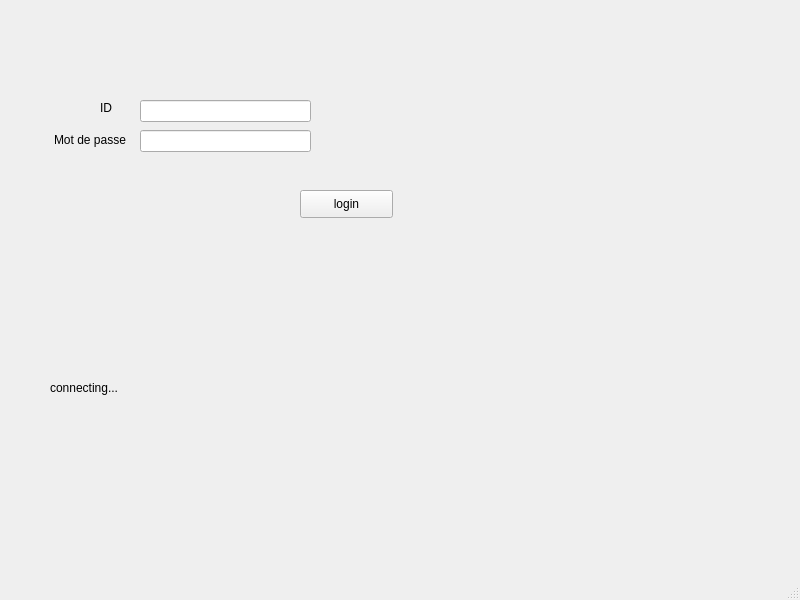
Before: the Qt Designer form nour2/mainwindow.ui in nourmanai/projetqt-, drawn with Qt 5.
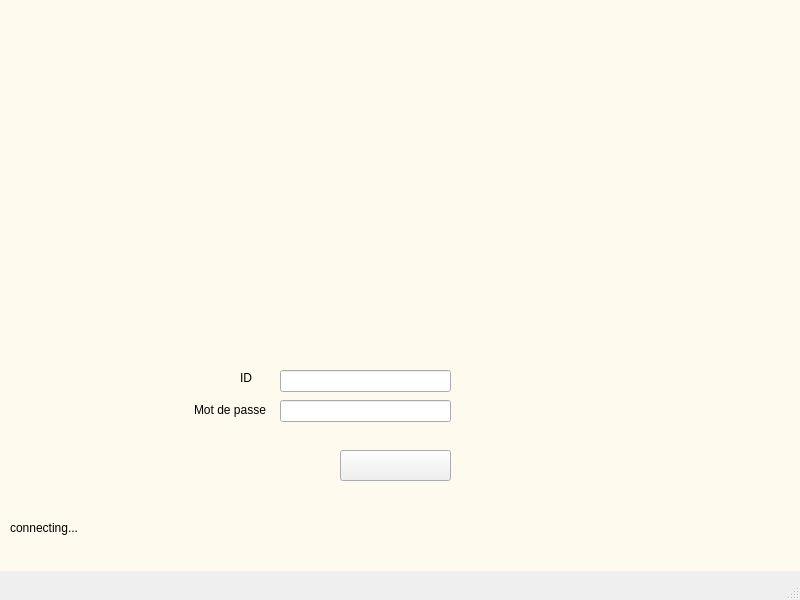
After: the same form once the commit is applied. Icons and pictures are not drawn.

Patch:
```diff
--- a/nour2/mainwindow.ui
+++ b/nour2/mainwindow.ui
@@ -17,8 +17,8 @@
    <widget class="QLabel" name="label">
     <property name="geometry">
      <rect>
-      <x>100</x>
-      <y>100</y>
+      <x>240</x>
+      <y>370</y>
       <width>55</width>
       <height>16</height>
      </rect>
@@ -30,8 +30,8 @@
    <widget class="QLabel" name="label_2">
     <property name="geometry">
      <rect>
-      <x>54</x>
-      <y>130</y>
+      <x>194</x>
+      <y>400</y>
       <width>91</width>
       <height>20</height>
      </rect>
@@ -43,8 +43,8 @@
    <widget class="QLineEdit" name="lineEdit_id">
     <property name="geometry">
      <rect>
-      <x>140</x>
-      <y>100</y>
+      <x>280</x>
+      <y>370</y>
       <width>171</width>
       <height>22</height>
      </rect>
@@ -53,8 +53,8 @@
    <widget class="QLineEdit" name="lineEdit_mdp">
     <property name="geometry">
      <rect>
-      <x>140</x>
-      <y>130</y>
+      <x>280</x>
+      <y>400</y>
       <width>171</width>
       <height>22</height>
      </rect>
@@ -63,29 +63,76 @@
    <widget class="QPushButton" name="pushButton">
     <property name="geometry">
      <rect>
-      <x>300</x>
-      <y>190</y>
-      <width>93</width>
-      <height>28</height>
+      <x>340</x>
+      <y>450</y>
+      <width>111</width>
+      <height>31</height>
      </rect>
     </property>
+    <property name="styleSheet">
+     <string notr="true">border-image: url(:/res/login2.png);</string>
+    </property>
     <property name="text">
-     <string>login</string>
+     <string/>
     </property>
    </widget>
    <widget class="QLabel" name="label_connecting">
     <property name="geometry">
      <rect>
-      <x>50</x>
-      <y>380</y>
-      <width>91</width>
+      <x>10</x>
+      <y>520</y>
+      <width>121</width>
       <height>16</height>
      </rect>
     </property>
+    <property name="styleSheet">
+     <string notr="true">font: 10pt &quot;MV Boli&quot;;</string>
+    </property>
     <property name="text">
      <string>connecting...</string>
     </property>
    </widget>
+   <widget class="QLabel" name="label_3">
+    <property name="geometry">
+     <rect>
+      <x>170</x>
+      <y>10</y>
+      <width>341</width>
+      <height>341</height>
+     </rect>
+    </property>
+    <property name="styleSheet">
+     <string notr="true">border-image: url(:/res/logo.png);
+background-image: url(:/img/img/logo.png);</string>
+    </property>
+    <property name="text">
+     <string/>
+    </property>
+   </widget>
+   <widget class="QLabel" name="label_4">
+    <property name="geometry">
+     <rect>
+      <x>0</x>
+      <y>0</y>
+      <width>801</width>
+      <height>571</height>
+     </rect>
+    </property>
+    <property name="styleSheet">
+     <string notr="true">background-color: rgb(255, 250, 238);</string>
+    </property>
+    <property name="text">
+     <string/>
+    </property>
+   </widget>
+   <zorder>label_4</zorder>
+   <zorder>label</zorder>
+   <zorder>label_2</zorder>
+   <zorder>lineEdit_id</zorder>
+   <zorder>lineEdit_mdp</zorder>
+   <zorder>pushButton</zorder>
+   <zorder>label_connecting</zorder>
+   <zorder>label_3</zorder>
   </widget>
   <widget class="QMenuBar" name="menubar">
    <property name="geometry">
```
